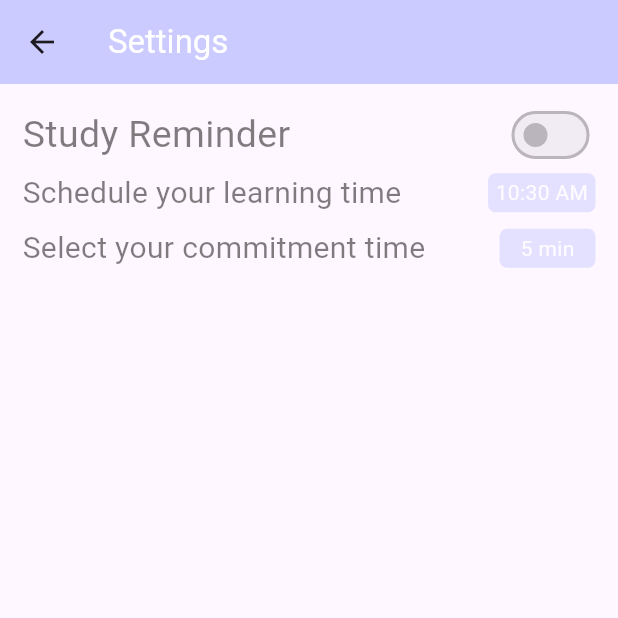
After one commit to apani05/mainLearningApp, a Flutter app: the SettingsPage screen opened directly, on a phone screen of 412 x 824 dp, the top half of it. The commit adds this screen. Run offline on Flutter 3.47's test engine with Material 3 defaults, Android fonts, the phone set to English and light mode, and no system bars; our stand-ins replace animated_text_kit, audioplayers, buttons_tabbar, carousel_slider, circular_countdown_timer, cloud_firestore and 14 more; missing offline and left inert: flippy; accounts and stored records are empty; network calls fail; statements that could not run were skipped.

Commit message:
Notifications added

```diff
--- /dev/null
+++ b/lib/notifications/local_notification.dart
@@ -0,0 +1,127 @@
+import 'package:flutter_local_notifications/flutter_local_notifications.dart';
+import 'package:flutter_native_timezone_updated_gradle/flutter_native_timezone.dart';
+import 'package:rxdart/rxdart.dart';
+import 'package:timezone/data/latest.dart' as tz;
+import 'package:timezone/timezone.dart' as tz;
+
+class LocalNotifications {
+  static final FlutterLocalNotificationsPlugin
+      _flutterLocalNotificationsPlugin = FlutterLocalNotificationsPlugin();
+  static final onClickNotification = BehaviorSubject<String>();
+
+// on tap on any notification
+  static void onNotificationTap(NotificationResponse notificationResponse) {
+    onClickNotification.add(notificationResponse.payload!);
+  }
+
+// initialize the local notifications
+  static Future init({bool initScheduled = false}) async {
+    // initialise the plugin. app_icon needs to be a added as a drawable resource to the Android head project
+    const AndroidInitializationSettings initializationSettingsAndroid =
+        AndroidInitializationSettings('@mipmap/ic_launcher');
+    final DarwinInitializationSettings initializationSettingsDarwin =
+        DarwinInitializationSettings(
+      onDidReceiveLocalNotification: (id, title, body, payload) => null,
+    );
+    final LinuxInitializationSettings initializationSettingsLinux =
+        LinuxInitializationSettings(defaultActionName: 'Open notification');
+    final InitializationSettings initializationSettings =
+        InitializationSettings(
+            android: initializationSettingsAndroid,
+            iOS: initializationSettingsDarwin,
+            linux: initializationSettingsLinux);
+    _flutterLocalNotificationsPlugin.initialize(initializationSettings,
+        onDidReceiveNotificationResponse: onNotificationTap,
+        onDidReceiveBackgroundNotificationResponse: onNotificationTap);
+
+    if (initScheduled) {
+      tz.initializeTimeZones();
+      final locationName = await FlutterNativeTimezone.getLocalTimezone();
+      tz.setLocalLocation(tz.getLocation(locationName));
+    }
+  }
+
+  // show a simple notification
+  static Future showSimpleNotification({
+    required String title,
+    required String body,
+    required String payload,
+  }) async {
+    const AndroidNotificationDetails androidNotificationDetails =
+        AndroidNotificationDetails('your channel id', 'your channel name',
+            channelDescription: 'your channel description',
+            importance: Importance.max,
+            priority: Priority.high,
+            ticker: 'ticker');
+    const NotificationDetails notificationDetails =
+        NotificationDetails(android: androidNotificationDetails);
+    await _flutterLocalNotificationsPlugin
+        .show(0, title, body, notificationDetails, payload: payload);
+  }
+
+  static Future showPeriodicNotifications({
+    required String title,
+    required String body,
+    required String payload,
+  }) async {
+    const AndroidNotificationDetails androidNotificationDetails =
+        AndroidNotificationDetails(
+      'channel 2',
+      'your channel name',
+      channelDescription: 'your channel description',
+      importance: Importance.max,
+      priority: Priority.high,
+      ticker: 'ticker',
+    );
+    const NotificationDetails notificationDetails =
+        NotificationDetails(android: androidNotificationDetails);
+    await _flutterLocalNotificationsPlugin.periodicallyShow(
+        1, title, body, RepeatInterval.daily, notificationDetails,
+        androidScheduleMode: AndroidScheduleMode.exactAllowWhileIdle,
+        payload: payload);
+  }
+
+  // to schedule a local notification
+  Future showScheduleNotification({
+    required String title,
+    required String body,
+    required String payload,
+    required int scheduledTimeHour,
+    required int scheduledTimeMinute,
+  }) async {
+    await _flutterLocalNotificationsPlugin.zonedSchedule(
+      2,
+      title,
+      body,
+      _scheduleDaily(scheduledTimeHour, scheduledTimeMinute),
+      payload: payload,
+      const NotificationDetails(
+          android: AndroidNotificationDetails('channel 3', 'your channel name',
+              channelDescription: 'your channel description',
+              importance: Importance.max,
+              priority: Priority.high,
+              ticker: 'ticker')),
+      androidScheduleMode: AndroidScheduleMode.exactAllowWhileIdle,
+      uiLocalNotificationDateInterpretation:
+          UILocalNotificationDateInterpretation.absoluteTime,
+      matchDateTimeComponents: DateTimeComponents.time,
+    );
+  }
+
+  tz.TZDateTime _scheduleDaily(int hour, int minute) {
+    final now = tz.TZDateTime.now(tz.local);
+    tz.TZDateTime scheduledDate = tz.TZDateTime(
+      tz.local,
+      now.year,
+      now.month,
+      now.day,
+      hour,
+      minute,
+    );
+
+    if (scheduledDate.isBefore(now)) {
+      scheduledDate = scheduledDate.add(const Duration(days: 1));
+    }
+    return scheduledDate;
+  }
+}
--- /dev/null
+++ b/lib/notifications/notification_page.dart
@@ -0,0 +1,265 @@
+import 'dart:async';
+import 'package:flutter/material.dart';
+import 'package:flutter_spinbox/flutter_spinbox.dart';
+
+import 'local_notification.dart';
+import 'notification_usage.dart';
+
+class SettingsPage extends StatefulWidget {
+  const SettingsPage({super.key});
+
+  @override
+  State<SettingsPage> createState() => _SettingsPageState();
+}
+
+class _SettingsPageState extends State<SettingsPage> {
+  TimeOfDay selectedRemindingTime = TimeOfDay.now();
+  double commitedTime = 5;
+  bool isReminderOn = false;
+  bool congratulatoryPopupShown = false;
+  AppUsageService appUsageService = AppUsageService();
+
+  @override
+  void initState() {
+    super.initState();
+    LocalNotifications.init(initScheduled: true);
+    appUsageService.usageTimeStream.listen((int appUsageTimeInSeconds) {
+      if (appUsageTimeInSeconds >= commitedTime * 60 &&
+          isReminderOn == true &&
+          !congratulatoryPopupShown) {
+        congratulatoryPopupShown = true;
+        _showCongratulatoryPopup();
+      }
+    });
+  }
+
+  @override
+  void dispose() {
+    appUsageService.dispose();
+    super.dispose();
+  }
+
+  void _showCongratulatoryPopup() {
+    showModalBottomSheet(
+      backgroundColor: Color(0xFFcccbff),
+      context: context,
+      builder: (BuildContext context) {
+        return Container(
+          height: 140,
+          padding: const EdgeInsets.all(20),
+          child: Column(
+            mainAxisAlignment: MainAxisAlignment.start,
+            crossAxisAlignment: CrossAxisAlignment.start,
+            children: [
+              const Text(
+                'Congratulations!',
+                style: TextStyle(
+                    fontSize: 25,
+                    fontWeight: FontWeight.bold,
+                    color: Colors.white),
+              ),
+              Center(
+                child: Text(
+                  'You have finished your daily quota of ${commitedTime.toInt()} minutes today.',
+                  style: const TextStyle(
+                    color: Colors.white,
+                    fontSize: 20,
+                  ),
+                ),
+              ),
+            ],
+          ),
+        );
+      },
+    );
+    Timer(const Duration(seconds: 3), () {
+      Navigator.of(context).pop();
+    });
+  }
+
+  void _scheduleNotification() {
+    LocalNotifications().showScheduleNotification(
+      title: "Study time!",
+      body: "Start your daily session for ${commitedTime.toInt()} minutes.",
+      payload: 'lol',
+      scheduledTimeHour: selectedRemindingTime.hour,
+      scheduledTimeMinute: selectedRemindingTime.minute,
+    );
+
+    // LocalNotifications().showScheduleNotification(
+    //   title: "Congratulation!",
+    //   body: "You have finished your daily quota for today. Keep Learning!!",
+    //   payload: 'lol',
+    //   scheduledTimeHour: selectedRemindingTime.hour,
+    //   scheduledTimeMinute: selectedRemindingTime.minute + commitedTime.toInt(),
+    // );
+  }
+
+  @override
+  Widget build(BuildContext context) {
+    return Scaffold(
+      appBar: AppBar(
+        title: const Text(
+          "Settings",
+          style: TextStyle(color: Colors.white),
+        ),
+        backgroundColor: Color(0xFFcccbff),
+      ),
+      body: Padding(
+        padding: const EdgeInsets.symmetric(horizontal: 15, vertical: 10),
+        child: Column(
+            mainAxisAlignment: MainAxisAlignment.start,
+            crossAxisAlignment: CrossAxisAlignment.start,
+            children: [
+              Opacity(
+                opacity: isReminderOn ? 1.0 : 0.5,
+                child: Column(
+                  children: [
+                    _buildReminderRow0(),
+                    _buildReminderRow1(),
+                    const SizedBox(height: 8),
+                    _buildReminderRow2(),
+                  ],
+                ),
+              )
+            ]),
+      ),
+    );
+  }
+
+  Widget _buildReminderRow0() {
+    return Row(
+      children: [
+        const Text(
+          "Study Reminder",
+          style: TextStyle(
+            color: Colors.black,
+            fontSize: 25,
+          ),
+        ),
+        const Spacer(),
+        Switch(
+            value: isReminderOn,
+            activeColor: Color(0xFFcccbff),
+            onChanged: ((bool value) {
+              setState(() {
+                isReminderOn = value;
+                _scheduleNotification();
+              });
+            })),
+      ],
+    );
+  }
+
+  Widget _buildReminderRow1() {
+    int selectedHour = selectedRemindingTime.hour;
+    String selectedMinute = selectedRemindingTime.minute > 9
+        ? "${selectedRemindingTime.minute}"
+        : "0${selectedRemindingTime.minute}";
+    return Row(
+      children: [
+        const Text(
+          "Schedule your learning time",
+          style: TextStyle(
+            color: Colors.black,
+            fontSize: 20,
+          ),
+        ),
+        const Spacer(),
+        IgnorePointer(
+          ignoring: !isReminderOn,
+          child: GestureDetector(
+            onTap: () async {
+              final TimeOfDay? timeOfDay = await showTimePicker(
+                context: context,
+                initialTime: selectedRemindingTime,
+                initialEntryMode: TimePickerEntryMode.dialOnly,
+              );
+              if (timeOfDay != null) {
+                setState(() {
+                  selectedRemindingTime = timeOfDay;
+                  _scheduleNotification();
+                });
+              }
+            },
+            child: Container(
+              padding: const EdgeInsets.symmetric(horizontal: 5, vertical: 3),
+              decoration: BoxDecoration(
+                color: Color(0xFFcccbff),
+                borderRadius: BorderRadius.circular(5),
+              ),
+              child: Text(
+                selectedHour >= 0 && selectedHour <= 12
+                    ? "$selectedHour:$selectedMinute AM"
+                    : "${selectedHour - 12}:$selectedMinute PM",
+                style: const TextStyle(color: Colors.white),
+              ),
+            ),
+          ),
+        )
+      ],
+    );
+  }
+
+  Widget _buildReminderRow2() {
+    return Column(
+      children: [
+        Row(
+          children: [
+            const Text(
+              "Select your commitment time",
+              style: TextStyle(
+                color: Colors.black,
+                fontSize: 20,
+              ),
+            ),
+            const Spacer(),
+            IgnorePointer(
+              ignoring: !isReminderOn,
+              child: GestureDetector(
+                onTap: () {
+                  showDialog(
+                    context: context,
+                    builder: (BuildContext context) {
+                      return AlertDialog(
+                        content: SpinBox(
+                          min: 5,
+                          max: 60,
+                          step: 5,
+                          readOnly: true,
+                          direction: Axis.vertical,
+                          incrementIcon:
+                              const Icon(Icons.arrow_drop_up_rounded),
+                          decrementIcon:
+                              const Icon(Icons.arrow_drop_down_rounded),
+                          value: commitedTime,
+                          onChanged: (value) {
+                            setState(() {
+                              commitedTime = value;
+                              _scheduleNotification();
+                            });
+                          },
+                        ),
+                      );
+                    },
+                  );
+                },
+                child: Container(
+                    padding:
+                        const EdgeInsets.symmetric(horizontal: 14, vertical: 3),
+                    decoration: BoxDecoration(
+                      color: Color(0xFFcccbff),
+                      borderRadius: BorderRadius.circular(5),
+                    ),
+                    child: Text(
+                      '${commitedTime.toInt()} min',
+                      style: const TextStyle(color: Colors.white),
+                    )),
+              ),
+            )
+          ],
+        )
+      ],
+    );
+  }
+}
--- /dev/null
+++ b/lib/notifications/notification_usage.dart
@@ -0,0 +1,29 @@
+import 'dart:async';
+
+class AppUsageService {
+  late Timer _timer;
+  late StreamController<int> _usageTimeController;
+  late Stream<int> _usageTimeStream;
+  int _appUsageTimeInSeconds = 0;
+
+  Stream<int> get usageTimeStream => _usageTimeStream;
+
+  AppUsageService() {
+    _usageTimeController = StreamController<int>();
+    _usageTimeStream = _usageTimeController.stream;
+    _startTimer();
+  }
+
+  void _startTimer() {
+    const oneSecond = Duration(seconds: 1);
+    _timer = Timer.periodic(oneSecond, (Timer timer) {
+      _appUsageTimeInSeconds++;
+      _usageTimeController.add(_appUsageTimeInSeconds);
+    });
+  }
+
+  void dispose() {
+    _timer.cancel();
+    _usageTimeController.close();
+  }
+}
--- a/pubspec.yaml
+++ b/pubspec.yaml
@@ -55,6 +55,11 @@ dependencies:
   circular_countdown_timer: ^0.2.3
   lottie: ^3.0.0
   confetti: ^0.7.0
+  flutter_local_notifications: ^16.3.2
+  flutter_timezone: ^1.0.8
+  flutter_datetime_picker: ^1.5.1
+  google_fonts: ^6.2.0
+  flutter_native_timezone_updated_gradle: ^2.0.3
 
 
 
```
Also changed, not shown: lib/Home/views/home_view.dart (+14 -0 lines), lib/main.dart (+7 -1 lines), pubspec.lock, 3 other files.
